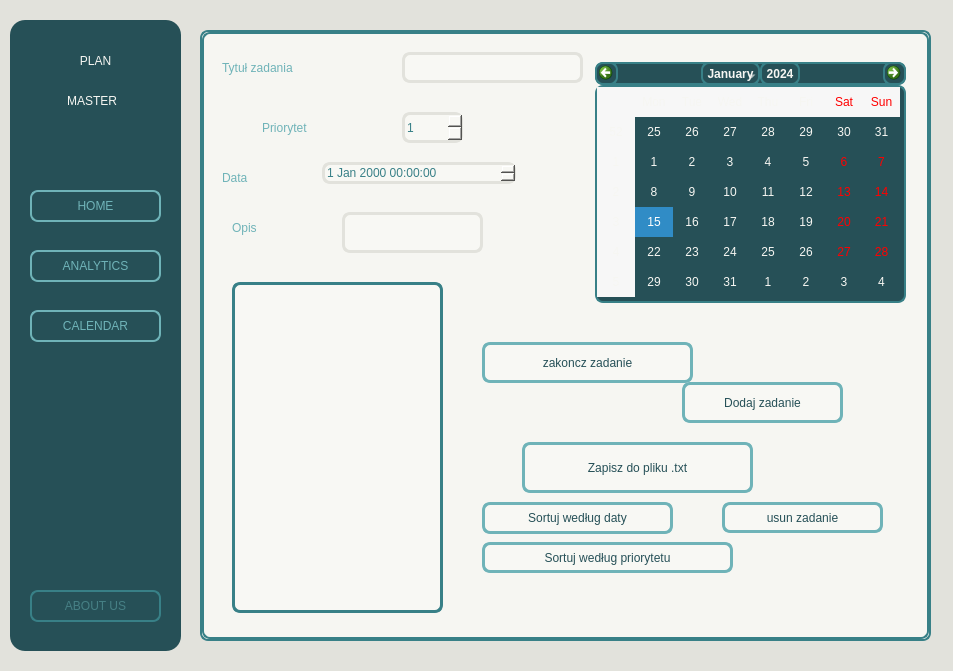
Above: PlanMaster/mainwindow.ui from nkarolczyk/PlanMaster before the change. Below: the same form after it.
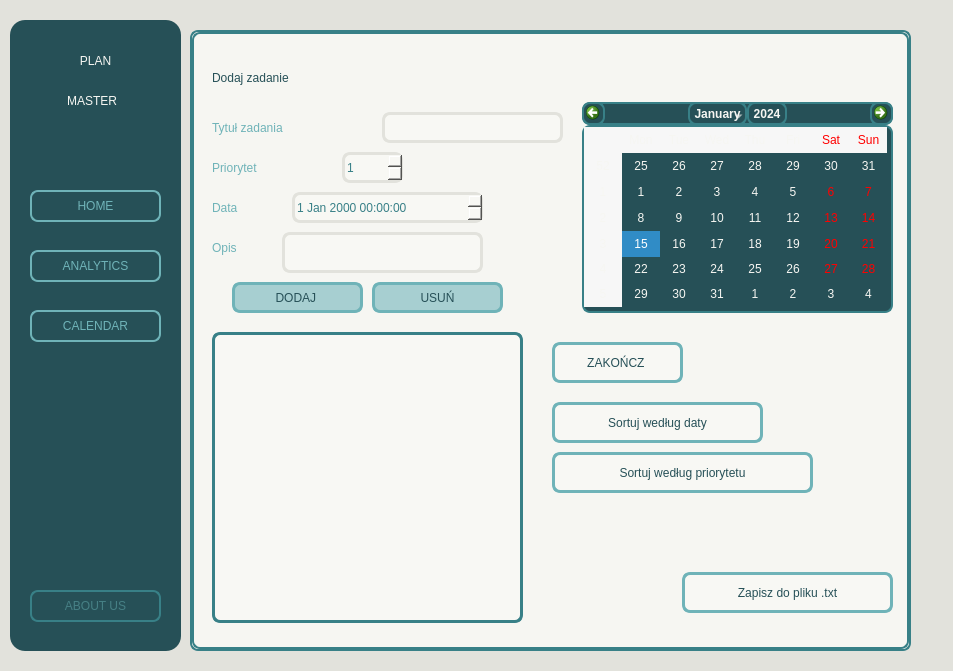
That is the form after the change. The open tabs and pages were chosen to show the change. Custom widgets are drawn as their Qt base class.

```diff
--- a/PlanMaster/mainwindow.ui
+++ b/PlanMaster/mainwindow.ui
@@ -30,12 +30,17 @@
    <widget class="QStackedWidget" name="stackedWidget">
     <property name="geometry">
      <rect>
-      <x>200</x>
+      <x>190</x>
       <y>30</y>
-      <width>731</width>
-      <height>611</height>
+      <width>721</width>
+      <height>621</height>
      </rect>
     </property>
+    <property name="font">
+     <font>
+      <family>.AppleSystemUIFont</family>
+     </font>
+    </property>
     <property name="styleSheet">
      <string notr="true">background-color: #f6f6f2;
 border: 2px solid #388087; 
@@ -48,32 +53,32 @@
      <widget class="QPushButton" name="addButton">
       <property name="geometry">
        <rect>
-        <x>480</x>
-        <y>350</y>
-        <width>161</width>
-        <height>41</height>
+        <x>40</x>
+        <y>250</y>
+        <width>131</width>
+        <height>31</height>
        </rect>
       </property>
       <property name="focusPolicy">
        <enum>Qt::StrongFocus</enum>
       </property>
       <property name="styleSheet">
-       <string notr="true">background-color: #f8f8f4;      
+       <string notr="true">background-color: rgba(111, 179, 184, 149);      
 border: 3px solid #6FB3B8;     
 border-radius: 8px;              
 font: 700 22pt &quot;Optima&quot;;
 color: rgb(38, 80, 87);</string>
       </property>
       <property name="text">
-       <string>Dodaj zadanie</string>
+       <string>DODAJ </string>
       </property>
      </widget>
      <widget class="QTextEdit" name="descriptionInput">
       <property name="geometry">
        <rect>
-        <x>140</x>
-        <y>180</y>
-        <width>141</width>
+        <x>90</x>
+        <y>200</y>
+        <width>201</width>
         <height>41</height>
        </rect>
       </property>
@@ -92,8 +97,8 @@
      <widget class="QSpinBox" name="priorityInput">
       <property name="geometry">
        <rect>
-        <x>200</x>
-        <y>80</y>
+        <x>150</x>
+        <y>120</y>
         <width>61</width>
         <height>31</height>
        </rect>
@@ -119,7 +124,7 @@
       <property name="geometry">
        <rect>
         <x>20</x>
-        <y>20</y>
+        <y>80</y>
         <width>181</width>
         <height>31</height>
        </rect>
@@ -136,8 +141,8 @@
      <widget class="QLineEdit" name="titleInput">
       <property name="geometry">
        <rect>
-        <x>200</x>
-        <y>20</y>
+        <x>190</x>
+        <y>80</y>
         <width>181</width>
         <height>31</height>
        </rect>
@@ -158,10 +163,10 @@
      <widget class="QPushButton" name="sortDateButton">
       <property name="geometry">
        <rect>
-        <x>280</x>
-        <y>470</y>
-        <width>191</width>
-        <height>32</height>
+        <x>360</x>
+        <y>370</y>
+        <width>211</width>
+        <height>41</height>
        </rect>
       </property>
       <property name="focusPolicy">
@@ -181,10 +186,10 @@
      <widget class="QPushButton" name="sortPriorityButton">
       <property name="geometry">
        <rect>
-        <x>280</x>
-        <y>510</y>
-        <width>251</width>
-        <height>31</height>
+        <x>360</x>
+        <y>420</y>
+        <width>261</width>
+        <height>41</height>
        </rect>
       </property>
       <property name="focusPolicy">
@@ -204,10 +209,10 @@
      <widget class="QDateTimeEdit" name="dateInput">
       <property name="geometry">
        <rect>
-        <x>120</x>
-        <y>130</y>
-        <width>194</width>
-        <height>22</height>
+        <x>100</x>
+        <y>160</y>
+        <width>191</width>
+        <height>31</height>
        </rect>
       </property>
       <property name="focusPolicy">
@@ -224,9 +229,9 @@
      <widget class="QPushButton" name="btnCompleteTask">
       <property name="geometry">
        <rect>
-        <x>280</x>
+        <x>360</x>
         <y>310</y>
-        <width>211</width>
+        <width>131</width>
         <height>41</height>
        </rect>
       </property>
@@ -238,16 +243,16 @@
 color: rgb(38, 80, 87);</string>
       </property>
       <property name="text">
-       <string>zakoncz zadanie</string>
+       <string>ZAKOŃCZ </string>
       </property>
      </widget>
      <widget class="QCalendarWidget" name="calendarWidget">
       <property name="geometry">
        <rect>
-        <x>393</x>
-        <y>30</y>
+        <x>390</x>
+        <y>70</y>
         <width>311</width>
-        <height>241</height>
+        <height>211</height>
        </rect>
       </property>
       <property name="styleSheet">
@@ -258,10 +263,10 @@
      <widget class="QPushButton" name="btnExportToTxt">
       <property name="geometry">
        <rect>
-        <x>320</x>
-        <y>410</y>
-        <width>231</width>
-        <height>51</height>
+        <x>490</x>
+        <y>540</y>
+        <width>211</width>
+        <height>41</height>
        </rect>
       </property>
       <property name="styleSheet">
@@ -278,10 +283,10 @@
      <widget class="QListWidget" name="taskList">
       <property name="geometry">
        <rect>
-        <x>30</x>
-        <y>250</y>
-        <width>211</width>
-        <height>331</height>
+        <x>20</x>
+        <y>300</y>
+        <width>311</width>
+        <height>291</height>
        </rect>
       </property>
       <property name="focusPolicy">
@@ -299,28 +304,28 @@
      <widget class="QPushButton" name="btnRemoveTask">
       <property name="geometry">
        <rect>
-        <x>520</x>
-        <y>470</y>
-        <width>161</width>
+        <x>180</x>
+        <y>250</y>
+        <width>131</width>
         <height>31</height>
        </rect>
       </property>
       <property name="styleSheet">
-       <string notr="true">background-color: #f8f8f4;      
+       <string notr="true">background-color: rgba(111, 179, 184, 149);      
 border: 3px solid #6FB3B8;     
 border-radius: 8px;              
 font: 700 22pt &quot;Optima&quot;;
 color: rgb(38, 80, 87);</string>
       </property>
       <property name="text">
-       <string>usun zadanie</string>
+       <string>USUŃ</string>
       </property>
      </widget>
      <widget class="QLabel" name="dateLabel">
       <property name="geometry">
        <rect>
         <x>20</x>
-        <y>130</y>
+        <y>160</y>
         <width>71</width>
         <height>31</height>
        </rect>
@@ -337,8 +342,8 @@
      <widget class="QLabel" name="priorityLabel">
       <property name="geometry">
        <rect>
-        <x>60</x>
-        <y>80</y>
+        <x>20</x>
+        <y>120</y>
         <width>121</width>
         <height>31</height>
        </rect>
@@ -355,9 +360,9 @@
      <widget class="QLabel" name="descriptionLabel">
       <property name="geometry">
        <rect>
-        <x>30</x>
-        <y>180</y>
-        <width>81</width>
+        <x>20</x>
+        <y>200</y>
+        <width>61</width>
         <height>31</height>
        </rect>
       </property>
@@ -370,6 +375,24 @@
        <string>Opis</string>
       </property>
      </widget>
+     <widget class="QLabel" name="label">
+      <property name="geometry">
+       <rect>
+        <x>20</x>
+        <y>20</y>
+        <width>271</width>
+        <height>51</height>
+       </rect>
+      </property>
+      <property name="styleSheet">
+       <string notr="true">font: 700 42pt &quot;Optima&quot;;
+color: rgb(38, 80, 87); 
+border: none;</string>
+      </property>
+      <property name="text">
+       <string>Dodaj zadanie</string>
+      </property>
+     </widget>
     </widget>
     <widget class="QWidget" name="about">
      <widget class="QLabel" name="label_5">
@@ -559,6 +582,14 @@
    </widget>
   </widget>
  </widget>
+ <customwidgets>
+  <customwidget>
+   <class>QChartView</class>
+   <extends>QWidget</extends>
+   <header>qchartview.h</header>
+   <container>1</container>
+  </customwidget>
+ </customwidgets>
  <tabstops>
   <tabstop>priorityInput</tabstop>
   <tabstop>dateInput</tabstop>
```
Left out of the diff: 46 changed lines with no effect on the pictures.
